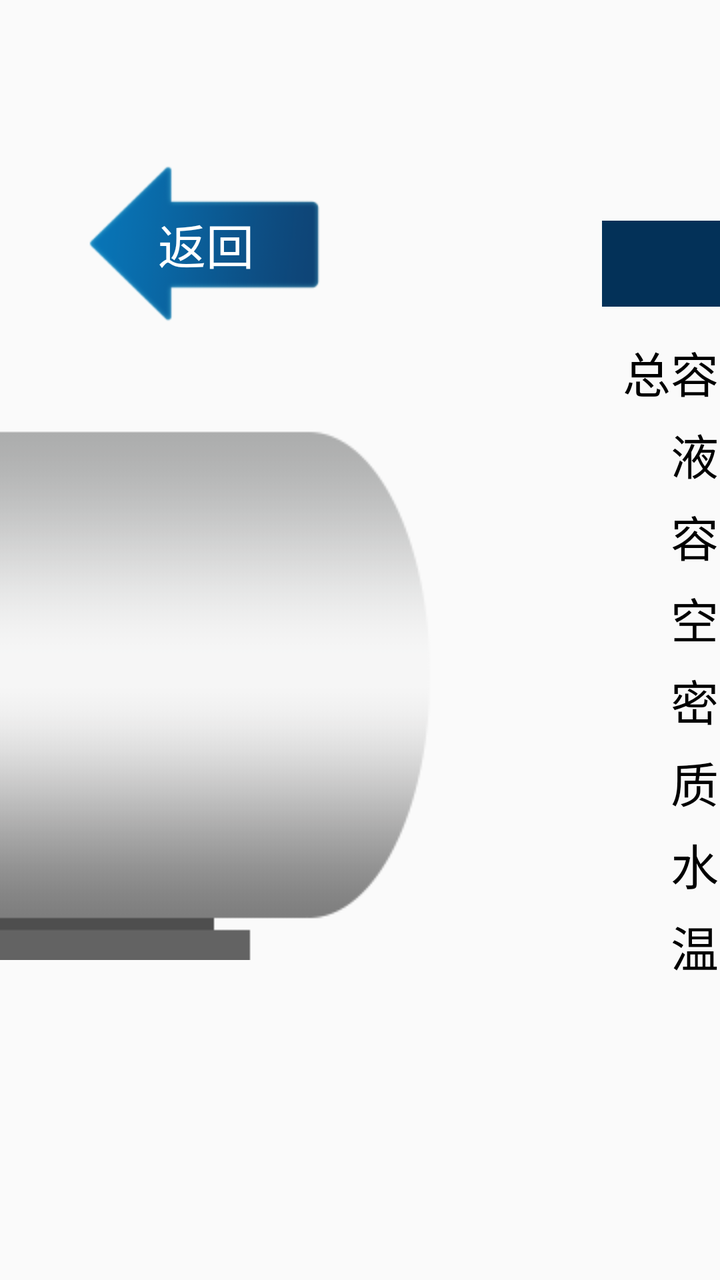
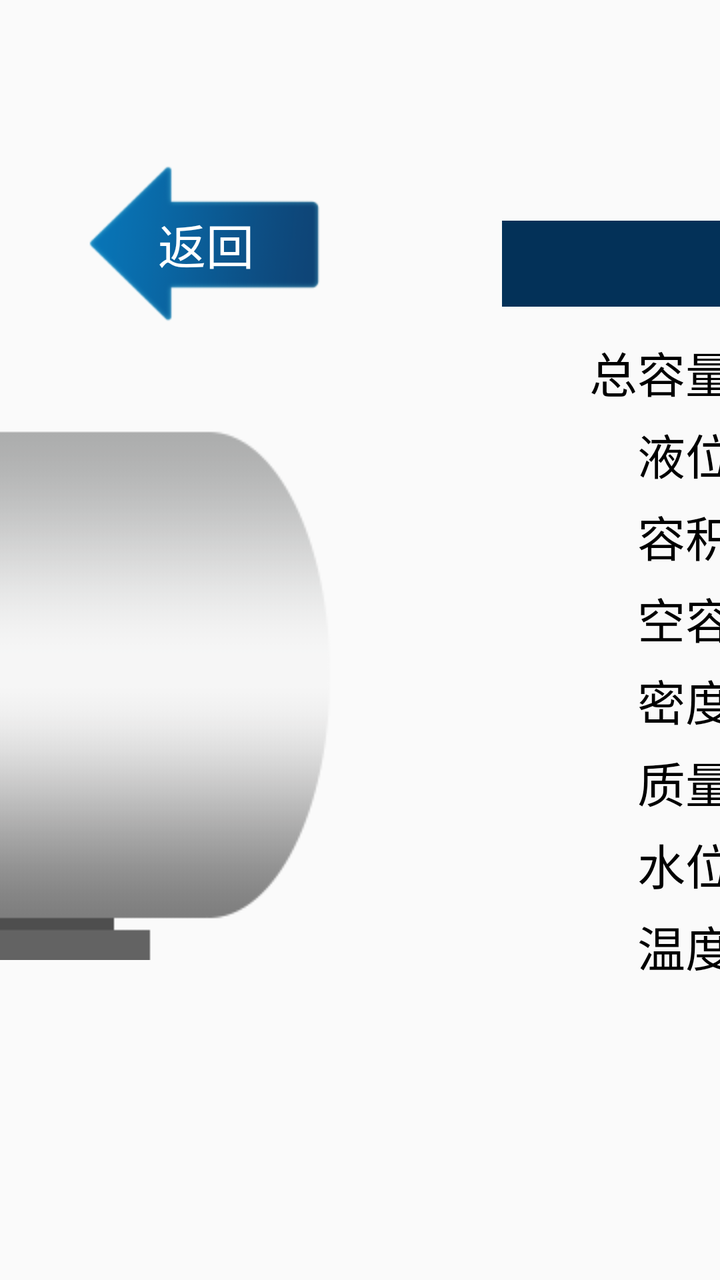

An Android layout rendered at two revisions. The XML below is the earlier revision; the diff shows what the commit changed to produce the second picture.
<!-- AndroidManifest.xml: application theme AppTheme -->
<!-- res/layout/fragment_oil_can.xml -->
<RelativeLayout xmlns:android="http://schemas.android.com/apk/res/android"
    xmlns:tools="http://schemas.android.com/tools"
    android:id="@+id/oilcan_relative"
    android:layout_width="match_parent"
    android:layout_height="match_parent">
    <TextView
        android:id="@+id/tv_main_return"
        android:layout_marginLeft="@dimen/dp_43"
        android:layout_marginTop="@dimen/dp_83"
        android:layout_width="@dimen/dp_120"
        android:text="@string/back_page"
        android:gravity="center"
        android:textSize="@dimen/sp_24"
        android:textColor="@color/white"
        android:layout_height="@dimen/dp_78"
        android:background="@drawable/main_return"/>
    <LinearLayout

        android:layout_width="match_parent"
        android:layout_height="match_parent"
        android:gravity="center"
        android:orientation="horizontal">
        <LinearLayout
            android:id="@+id/iv_back"
            android:layout_width="@dimen/dp_500"
            android:background="@drawable/max_oilcan"
            android:orientation="horizontal"
            android:layout_height="@dimen/dp_320"
            >







            <com.sansen.yeweiyi.view.CustomProgressView

                android:id="@+id/oilcan_view_progress"
                android:layout_width="@dimen/dp_82"
                android:layout_height="@dimen/dp_240"
                android:layout_marginLeft="@dimen/dp_110"
                android:layout_marginTop="@dimen/dp_58"
                tools:ignore="DuplicateIds" />
        </LinearLayout>


        <TableLayout
            android:layout_width="@dimen/dp_300"
            android:layout_height="match_parent"
            android:gravity="center"
            android:paddingLeft="5dp"
            android:stretchColumns="*">

            <TableRow>

                <LinearLayout
                    android:id="@+id/oilcan_label_wrap_type"
                    android:visibility="gone"
                    android:layout_width="0dp"
                    android:layout_height="wrap_content"
                    android:layout_weight="1"
                    android:orientation="vertical">

                    <TextView
                        android:id="@+id/oilcan_label_type"
                        android:gravity="right"
                        android:maxLines="1"
                        android:ellipsize="end"
                        android:layout_width="match_parent"
                        android:textColor="@color/black"
                        android:layout_height="wrap_content"
                        android:text="@string/oil_type"
                        android:textSize="@dimen/sp_24" /></LinearLayout>

                <LinearLayout
                    android:layout_marginLeft="@dimen/dp_16"
                    android:layout_marginRight="@dimen/dp_85"
                    android:layout_width="0dp"
                    android:background="@color/c033158"
                    android:layout_height="@dimen/dp_43"
                    android:layout_weight="1"
                    android:layout_gravity="center_vertical"
                    android:orientation="vertical">

                    <TextView

                        android:id="@+id/oilcan_tv_oiltype"
                        android:layout_width="match_parent"
                        android:textColor="@color/white"
                        android:layout_height="match_parent"
                        android:gravity="center"
                        android:textSize="@dimen/sp_25" />
                </LinearLayout>
            </TableRow>
            <TableRow
                android:layout_marginTop="@dimen/dp_15"
                >

                <LinearLayout
                    android:id="@+id/oilcan_label_wrap_capacity"
                    android:layout_width="0dp"
                    android:layout_height="wrap_content"
                    android:layout_weight="1"
                    android:orientation="vertical">

                    <TextView
                        android:id="@+id/oilcan_label_capacity"
                        android:gravity="right"
                        android:maxLines="1"
                        android:ellipsize="end"
                        android:layout_width="match_parent"
                        android:textColor="@color/black"
                        android:layout_height="wrap_content"
                        android:text="@string/tank_total_capacity"
                        android:textSize="@dimen/sp_24" /></LinearLayout>

                <LinearLayout
                    android:layout_width="0dp"
                    android:layout_height="wrap_content"
                    android:layout_weight="2"
                    android:orientation="vertical">

                    <TextView
                        android:id="@+id/oilcan_tv_oilvolume"
                        android:layout_width="wrap_content"
                        android:textColor="@color/black"
                        android:layout_height="wrap_content"
                        android:gravity="left"
                        android:text=""
                        android:textSize="@dimen/sp_24" />
                </LinearLayout>
            </TableRow>

            <TableRow
                 android:layout_marginTop="@dimen/dp_6"
                >

                <LinearLayout
                    android:id="@+id/oilcan_label_wrap_level"
                    android:layout_width="0dp"
                    android:layout_height="wrap_content"
                    android:layout_weight="1"
                    android:orientation="vertical">

                    <TextView
                        android:id="@+id/oilcan_label_level"
                        android:gravity="right"
                        android:maxLines="1"
                        android:ellipsize="end"
                        android:layout_width="match_parent"
                        android:textColor="@color/black"
                        android:layout_height="wrap_content"
                        android:text="@string/yewei"
                        android:textSize="@dimen/sp_24" /></LinearLayout>

                <LinearLayout
                    android:layout_width="0dp"
                    android:layout_height="wrap_content"
                    android:layout_weight="2"
                    android:orientation="vertical">

                    <TextView
                        android:id="@+id/oilcan_tv_oillevel"
                        android:layout_width="wrap_content"
                        android:layout_height="wrap_content"
                        android:textColor="@color/black"
                        android:gravity="left"
                        android:textSize="@dimen/sp_24" />
                </LinearLayout>
            </TableRow>


            <TableRow
                 android:layout_marginTop="@dimen/dp_6">

                <LinearLayout
                    android:id="@+id/oilcan_label_wrap_volume"
                    android:layout_width="0dp"
                    android:layout_height="wrap_content"
                    android:layout_weight="1"
                    android:orientation="vertical">

                    <TextView
                        android:id="@+id/oilcan_label_volume"
                        android:gravity="right"
                        android:maxLines="1"
                        android:ellipsize="end"
                        android:layout_width="match_parent"
                        android:textColor="@color/black"
                        android:layout_height="wrap_content"
                        android:text="@string/rongji"
                        android:textSize="@dimen/sp_24" /></LinearLayout>

                <LinearLayout
                    android:layout_width="0dp"
                    android:layout_height="wrap_content"
                    android:layout_weight="2"
                    android:orientation="vertical">

                    <TextView
                        android:id="@+id/oilcan_tv_oilweight"
                        android:layout_width="wrap_content"
                        android:textColor="@color/black"
                        android:layout_height="wrap_content"
                        android:textSize="@dimen/sp_24" />
                </LinearLayout>
            </TableRow
                >

            <TableRow
                 android:layout_marginTop="@dimen/dp_6">

                <LinearLayout
                    android:id="@+id/oilcan_label_wrap_empty"
                    android:layout_width="0dp"
                    android:layout_height="wrap_content"
                    android:layout_weight="1"
                    android:orientation="vertical">

                    <TextView
                        android:id="@+id/oilcan_label_empty"
                        android:layout_width="match_parent"
                        android:layout_height="wrap_content"
                        android:gravity="right"
                        android:maxLines="1"
                        android:ellipsize="end"
                        android:text="@string/tank_empty_capacity"
                        android:textColor="@color/black"
                        android:textSize="@dimen/sp_24" /></LinearLayout>

                <LinearLayout
                    android:layout_width="0dp"
                    android:layout_height="wrap_content"
                    android:layout_weight="2"
                    android:orientation="vertical">

                    <TextView
                        android:id="@+id/oilcan_tv_oiladdible"
                        android:layout_width="wrap_content"
                        android:layout_height="wrap_content"
                        android:textColor="@color/black"
                        android:textSize="@dimen/sp_24" />
                </LinearLayout>
            </TableRow>






            <TableRow

                 android:layout_marginTop="@dimen/dp_6">

                <LinearLayout
                    android:id="@+id/oilcan_label_wrap_density"
                    android:layout_width="0dp"
                    android:layout_height="wrap_content"
                    android:layout_weight="1"
                    android:orientation="vertical">

                    <TextView
                        android:id="@+id/oilcan_label_density"
                        android:gravity="right"
                        android:maxLines="1"
                        android:ellipsize="end"
                        android:layout_width="match_parent"
                        android:textColor="@color/black"
                        android:layout_height="wrap_content"
                        android:text="@string/tank_density"
                        android:textSize="@dimen/sp_24" /></LinearLayout>

                <LinearLayout
                    android:layout_width="0dp"
                    android:layout_height="wrap_content"
                    android:layout_weight="2"
                    android:orientation="vertical">

                    <TextView
                        android:textColor="@color/black"
                        android:id="@+id/oilcan_tv_midu"
                        android:layout_width="wrap_content"
                        android:layout_height="wrap_content"
                        android:textSize="@dimen/sp_24" />
                </LinearLayout>
            </TableRow>
            <TableRow
                android:layout_marginTop="@dimen/dp_6">

                <LinearLayout
                    android:id="@+id/oilcan_label_wrap_weight"
                    android:layout_width="0dp"
                    android:layout_height="wrap_content"
                    android:layout_weight="1"
                    android:orientation="vertical">

                    <TextView
                        android:id="@+id/oilcan_label_weight"
                        android:gravity="right"
                        android:maxLines="1"
                        android:ellipsize="end"
                        android:layout_width="match_parent"
                        android:textColor="@color/black"
                        android:layout_height="wrap_content"
                        android:text="@string/zhiliang"
                        android:textSize="@dimen/sp_24" /></LinearLayout>

                <LinearLayout
                    android:layout_width="0dp"
                    android:layout_height="wrap_content"
                    android:layout_weight="2"
                    android:orientation="vertical">

                    <TextView
                        android:textColor="@color/black"
                        android:id="@+id/oilcan_tv_zhiliang"
                        android:layout_width="wrap_content"
                        android:layout_height="wrap_content"
                        android:textSize="@dimen/sp_24" />
                </LinearLayout>
            </TableRow>
            <TableRow
                android:layout_marginTop="@dimen/dp_6">

                <LinearLayout
                    android:id="@+id/oilcan_label_wrap_waterlevel"
                    android:layout_width="0dp"
                    android:layout_height="wrap_content"
                    android:layout_weight="1"
                    android:orientation="vertical">

                    <TextView
                        android:id="@+id/oilcan_label_waterlevel"
                        android:gravity="right"
                        android:maxLines="1"
                        android:ellipsize="end"
                        android:layout_width="match_parent"
                        android:textColor="@color/black"
                        android:layout_height="wrap_content"
                        android:text="@string/water_level"
                        android:textSize="@dimen/sp_24" /></LinearLayout>

                <LinearLayout
                    android:layout_width="0dp"
                    android:layout_height="wrap_content"
                    android:layout_weight="2"
                    android:orientation="vertical">

                    <TextView
                        android:textColor="@color/black"
                        android:id="@+id/oilcan_tv_waterlevel"
                        android:layout_width="wrap_content"
                        android:layout_height="wrap_content"
                        android:textSize="@dimen/sp_24" />
                </LinearLayout>
            </TableRow>
            <TableRow
                android:layout_marginBottom="@dimen/dp_39"
                android:layout_marginTop="@dimen/dp_6">

                <LinearLayout
                    android:id="@+id/oilcan_label_wrap_temp"
                    android:layout_width="0dp"
                    android:layout_height="wrap_content"
                    android:layout_weight="1"
                    android:orientation="vertical">

                    <TextView
                        android:id="@+id/oilcan_label_temp"
                        android:gravity="right"
                        android:maxLines="1"
                        android:ellipsize="end"
                        android:layout_width="match_parent"
                        android:textColor="@color/black"
                        android:layout_height="wrap_content"
                        android:text="@string/temperature"
                        android:textSize="@dimen/sp_24" /></LinearLayout>
                

                <LinearLayout
                    android:layout_width="0dp"
                    android:layout_height="wrap_content"
                    android:layout_weight="2"
                    android:orientation="vertical">

                    <TextView
                        android:textColor="@color/black"
                        android:id="@+id/oilcan_tv_temperature"
                        android:layout_width="wrap_content"
                        android:layout_height="wrap_content"
                        android:textSize="@dimen/sp_24" />
                </LinearLayout>
            </TableRow>


        </TableLayout>
    </LinearLayout>





    <TextView
        android:visibility="gone"
        android:id="@+id/oilcan_tv_tankno"
        android:layout_width="60dp"
        android:layout_height="wrap_content"
        android:layout_centerVertical="true"
        android:layout_marginLeft="@dimen/tankno_tv_left"
        android:layout_marginTop="20dp"
        android:gravity="center"
        android:textSize="50sp"
        android:textStyle="bold" />
    <com.sansen.yeweiyi.view.CustomProgressView
        android:visibility="gone"
        android:layout_alignLeft="@+id/oilcan_tv_tankno"
        android:id="@+id/oilcan_view_progress"
        android:layout_width="@dimen/dp_145"
        android:layout_height="@dimen/dp_312"
        android:layout_marginLeft="@dimen/dp_100"
        android:layout_marginTop="@dimen/custom_progress_margintop" />

</RelativeLayout>
<!-- resources referenced by this layout -->
<resources>
  <color name="black">#000000</color>
  <color name="c033158">#033158</color>
  <color name="white">#FFFFFF</color>
  <dimen name="custom_progress_margintop">43dp</dimen>
  <dimen name="dp_100">100dp</dimen>
  <dimen name="dp_110">110dp</dimen>
  <dimen name="dp_120">120dp</dimen>
  <dimen name="dp_145">145dp</dimen>
  <dimen name="dp_15">15dp</dimen>
  <dimen name="dp_16">16dp</dimen>
  <dimen name="dp_240">240dp</dimen>
  <dimen name="dp_300">300dp</dimen>
  <dimen name="dp_312">312dp</dimen>
  <dimen name="dp_320">320dp</dimen>
  <dimen name="dp_39">39dp</dimen>
  <dimen name="dp_43">43dp</dimen>
  <dimen name="dp_500">500dp</dimen>
  <dimen name="dp_58">58dp</dimen>
  <dimen name="dp_6">6dp</dimen>
  <dimen name="dp_78">78dp</dimen>
  <dimen name="dp_82">82dp</dimen>
  <dimen name="dp_83">83dp</dimen>
  <dimen name="dp_85">85dp</dimen>
  <dimen name="sp_24">24sp</dimen>
  <dimen name="sp_25">25sp</dimen>
  <dimen name="tankno_tv_left">80dp</dimen>
  <!-- drawable main_return: png bitmap (drawable-mdpi, 8021 bytes) -->
  <!-- drawable max_oilcan: png bitmap (drawable-mdpi, 7576 bytes) -->
  <string name="back_page">返回</string>
  <string name="oil_type">介质类型</string>
  <string name="rongji" tools:ignore="MissingTranslation">容积</string>
  <string name="tank_density">密度</string>
  <string name="tank_empty_capacity">空容</string>
  <string name="tank_total_capacity">总容量</string>
  <string name="temperature">温度</string>
  <string name="water_level">水位</string>
  <string name="yewei" tools:ignore="MissingTranslation">液位</string>
  <string name="zhiliang" tools:ignore="MissingTranslation">质量</string>
  <style name="AppTheme" parent="AppBaseTheme">
  
  
           <item name="android:windowIsTranslucent">true</item>
          <item name="android:windowNoTitle">true</item>
          <item name="android:windowFullscreen">true</item>
          <item name="android:windowAnimationStyle">@style/activityAnimation</item>
          <item name="android:windowTranslucentStatus">true</item>
          <item name="android:windowTranslucentNavigation">true</item>
      </style>
  <style name="AppBaseTheme" parent="android:Theme.Light">
  
          
      </style>
  <style name="activityAnimation" parent="@android:style/Animation">
          <item name="android:activityOpenEnterAnimation">@anim/slide_right_in</item>
          <item name="android:activityOpenExitAnimation">@anim/slide_left_out</item>
          <item name="android:activityCloseEnterAnimation">@anim/slide_left_in</item>
          <item name="android:activityCloseExitAnimation">@anim/slide_right_out</item>
      </style>
</resources>

<!-- the commit's change to res/layout/fragment_oil_can.xml (unified diff, before → after) -->
@@ -46,11 +46,11 @@
 
 
         <TableLayout
-            android:layout_width="@dimen/dp_300"
+            android:layout_width="@dimen/dp_400"
             android:layout_height="match_parent"
             android:gravity="center"
             android:paddingLeft="5dp"
-            android:stretchColumns="*">
+            android:stretchColumns="1">
 
             <TableRow>
 
@@ -412,13 +412,6 @@
         android:gravity="center"
         android:textSize="50sp"
         android:textStyle="bold" />
-    <com.sansen.yeweiyi.view.CustomProgressView
-        android:visibility="gone"
-        android:layout_alignLeft="@+id/oilcan_tv_tankno"
-        android:id="@+id/oilcan_view_progress"
-        android:layout_width="@dimen/dp_145"
-        android:layout_height="@dimen/dp_312"
-        android:layout_marginLeft="@dimen/dp_100"
-        android:layout_marginTop="@dimen/custom_progress_margintop" />
+    
 
 </RelativeLayout>
<!-- resource entries referenced after the edit -->
@@ -3,18 +3,14 @@
   <color name="black">#000000</color>
   <color name="c033158">#033158</color>
   <color name="white">#FFFFFF</color>
-  <dimen name="custom_progress_margintop">43dp</dimen>
-  <dimen name="dp_100">100dp</dimen>
   <dimen name="dp_110">110dp</dimen>
   <dimen name="dp_120">120dp</dimen>
-  <dimen name="dp_145">145dp</dimen>
   <dimen name="dp_15">15dp</dimen>
   <dimen name="dp_16">16dp</dimen>
   <dimen name="dp_240">240dp</dimen>
-  <dimen name="dp_300">300dp</dimen>
-  <dimen name="dp_312">312dp</dimen>
   <dimen name="dp_320">320dp</dimen>
   <dimen name="dp_39">39dp</dimen>
+  <dimen name="dp_400">400dp</dimen>
   <dimen name="dp_43">43dp</dimen>
   <dimen name="dp_500">500dp</dimen>
   <dimen name="dp_58">58dp</dimen>
